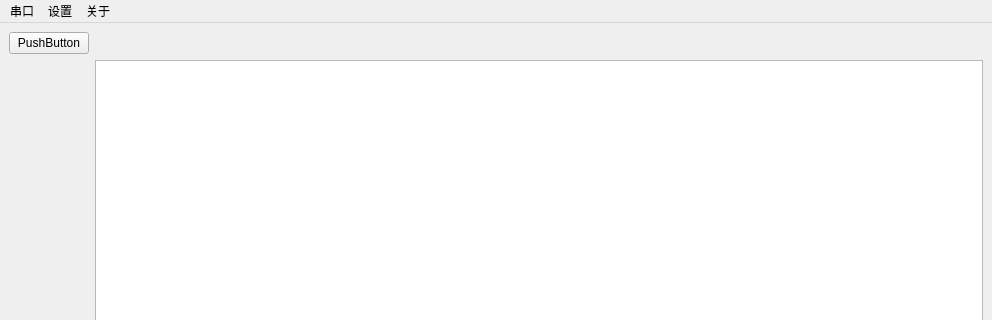
zoutao98/PySerialPortTools, file main_view.ui: the form before one commit; both pictures show x 0 to 992 and y 0 to 320 of the 992 by 632 pixel window.
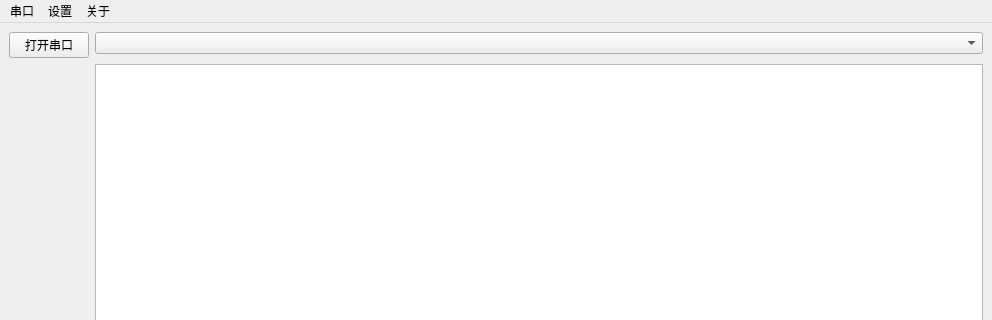
The form after the commit.

Commit message: 添加QComboBox

```diff
--- a/main_view.ui
+++ b/main_view.ui
@@ -21,10 +21,18 @@
     <item row="1" column="1">
      <widget class="QTextEdit" name="textEdit"/>
     </item>
+    <item row="0" column="1">
+     <widget class="QComboBox" name="comboBox"/>
+    </item>
     <item row="0" column="0">
      <widget class="QPushButton" name="pushButton">
+      <property name="font">
+       <font>
+        <kerning>true</kerning>
+       </font>
+      </property>
       <property name="text">
-       <string>PushButton</string>
+       <string>打开串口</string>
       </property>
      </widget>
     </item>
```
The commit also changes 7 other files.
